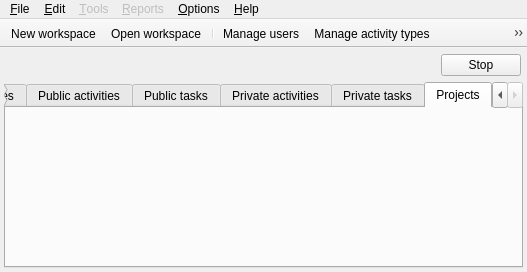
The window that Srt.QT/tt3-skin-admin/MainFrame.ui (akapustiatyahoocouk/TimeTracker3) describes before a commit, drawn with Qt 5.
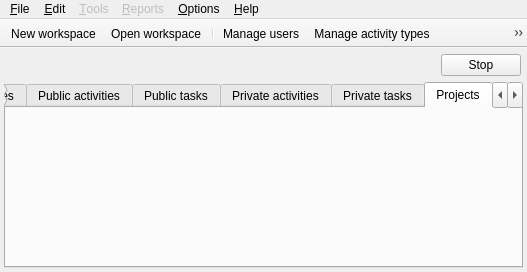
The same window after the commit. The open tabs and pages were chosen to show the change. Icons and pictures are not drawn.

Diff of the .ui file:
```diff
--- a/Srt.QT/tt3-skin-admin/MainFrame.ui
+++ b/Srt.QT/tt3-skin-admin/MainFrame.ui
@@ -107,6 +107,15 @@
         <string>Projects</string>
        </attribute>
       </widget>
+      <widget class="QWidget" name="manageWorkStreamsTab">
+       <attribute name="icon">
+        <iconset resource="tt3-skin-admin.qrc">
+         <normaloff>:/tt3-skin-admin/Resources/Images/Objects/WorkStreamSmall.png</normaloff>:/tt3-skin-admin/Resources/Images/Objects/WorkStreamSmall.png</iconset>
+       </attribute>
+       <attribute name="title">
+        <string>Work streams</string>
+       </attribute>
+      </widget>
      </widget>
     </item>
     <item row="0" column="0">
```
Left out of the diff: 2 changed lines with no effect on the pictures.
